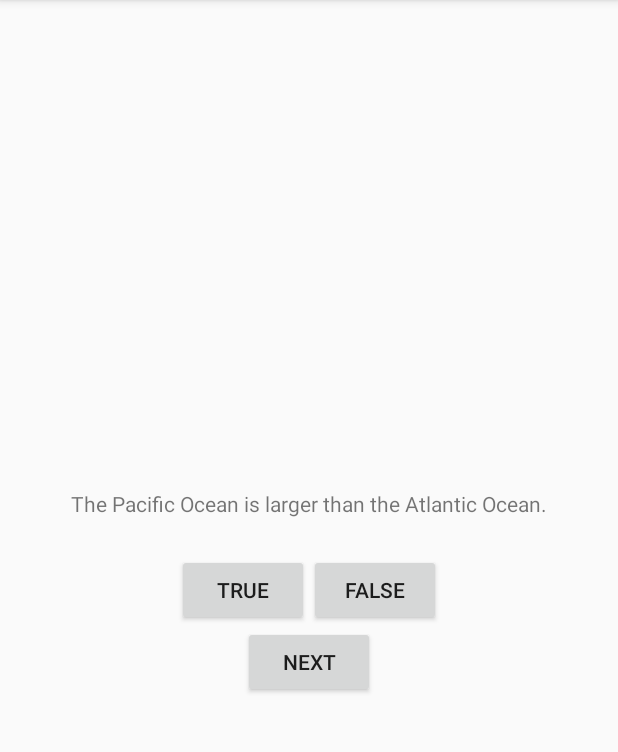
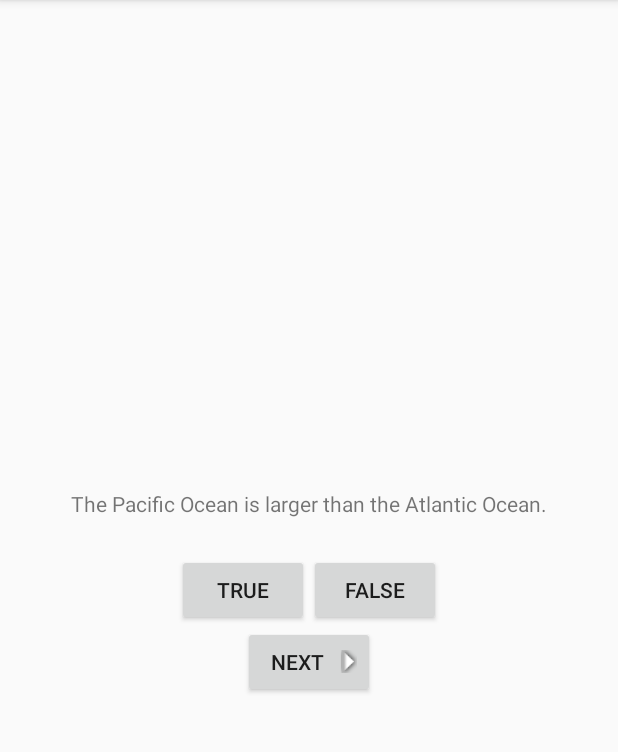
Before and after one commit to niranjanr/furry-computing-machine, an Android app: the screen it shows after launch (QuizActivity), on a phone screen of 412 x 824 dp, the part 84-836 px from its top. Run offline under Robolectric (Android 15) with nearby library versions, the phone set to English and light mode, and no system bars.

Commit message:
Add left drawable to the next button; Page 52

```diff
--- a/android_apps/GeoQuiz/GeoQuiz/src/main/res/layout/activity_quiz.xml
+++ b/android_apps/GeoQuiz/GeoQuiz/src/main/res/layout/activity_quiz.xml
@@ -32,5 +32,7 @@
         android1:layout_width="wrap_content"
         android1:layout_height="wrap_content"
         android1:id="@+id/next_button"
-        android1:text="@string/next_button"/>
+        android1:text="@string/next_button"
+        android1:drawableRight="@drawable/arrow_right"
+        android1:drawablePadding="4dp"/>
 </LinearLayout>
```
